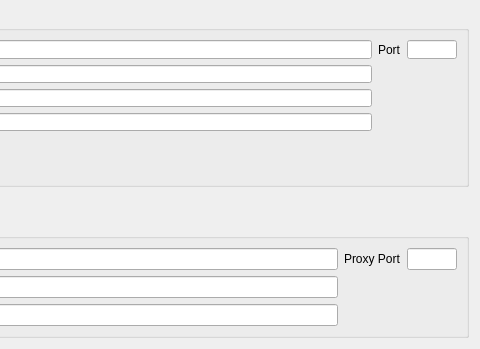
Before: the Qt Designer form Plugins/org.mitk.gui.qt.xnat/src/internal/QmitkXnatConnectionPreferencePageControls.ui in MITK/MITK, drawn with Qt 5; both pictures show x 262 to 742 and y 0 to 349 of the 742 by 349 pixel window.
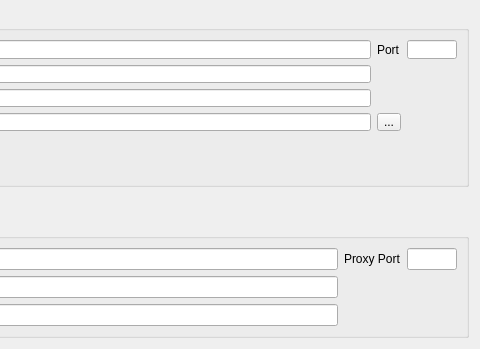
After: the same form once the commit is applied.

Commit message: Added directory button to xnat preference page

```diff
--- a/Plugins/org.mitk.gui.qt.xnat/src/internal/QmitkXnatConnectionPreferencePageControls.ui
+++ b/Plugins/org.mitk.gui.qt.xnat/src/internal/QmitkXnatConnectionPreferencePageControls.ui
@@ -152,6 +152,13 @@
         </property>
        </widget>
       </item>
+      <item row="3" column="2">
+       <widget class="QToolButton" name="btnDownloadPath">
+        <property name="text">
+         <string>...</string>
+        </property>
+       </widget>
+      </item>
      </layout>
     </widget>
    </item>
```
The commit also changes 2 other files.
